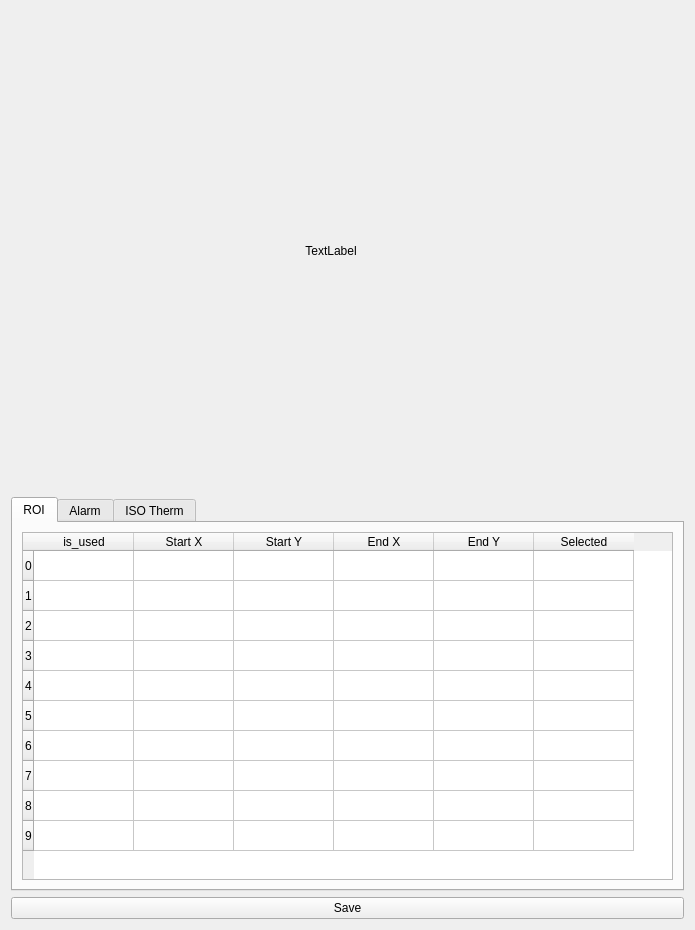
First picture: the form in thermalcam/resources/ui/roi.ui, repository sue9010/IPCamera, before the edit.
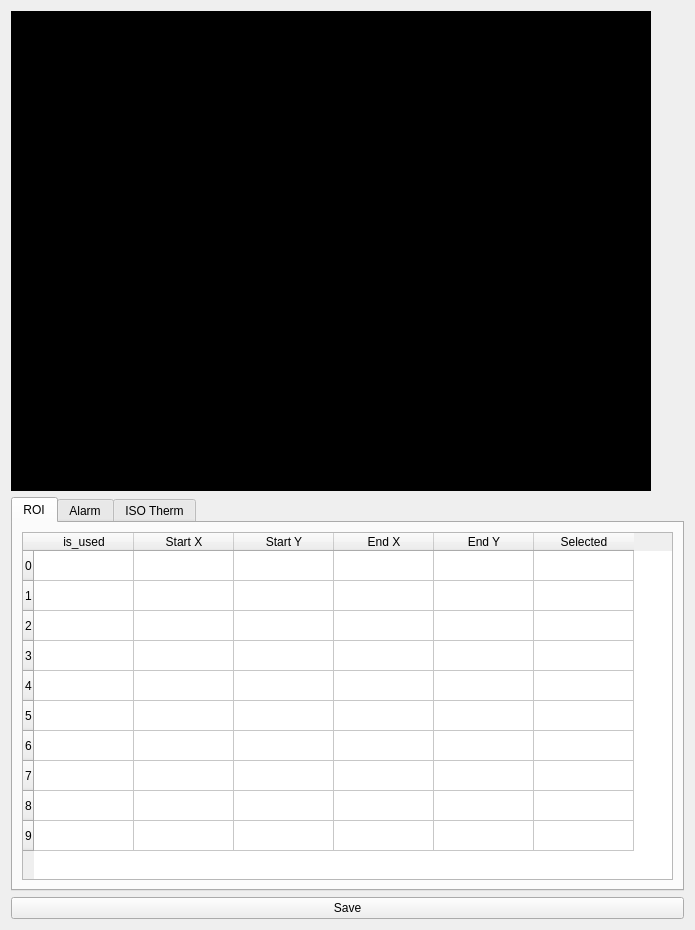
Second picture: the form after the edit. Custom widgets are drawn as their Qt base class.

Commit message: video panel에 기본 색상 black으로 지정

```diff
--- a/thermalcam/resources/ui/roi.ui
+++ b/thermalcam/resources/ui/roi.ui
@@ -28,6 +28,13 @@
        <height>480</height>
       </size>
      </property>
+     <property name="autoFillBackground">
+      <bool>false</bool>
+     </property>
+     <property name="styleSheet">
+      <string notr="true">background-color: black;
+</string>
+     </property>
      <property name="text">
       <string>TextLabel</string>
      </property>
```
The commit also changes 2 other files.
